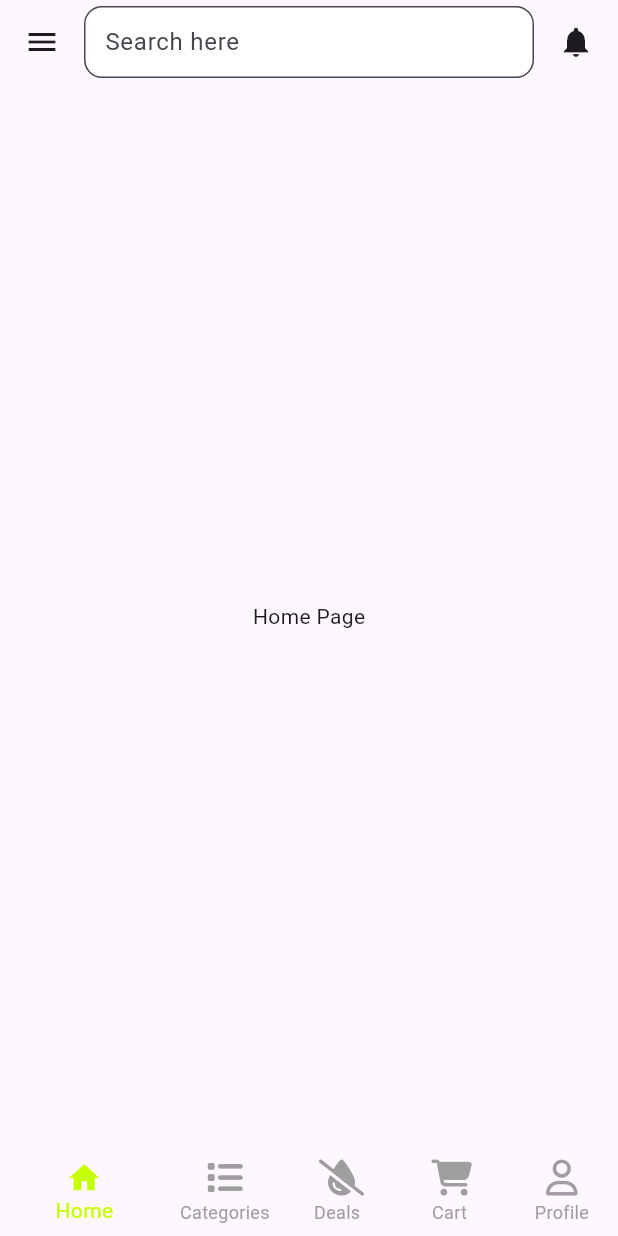
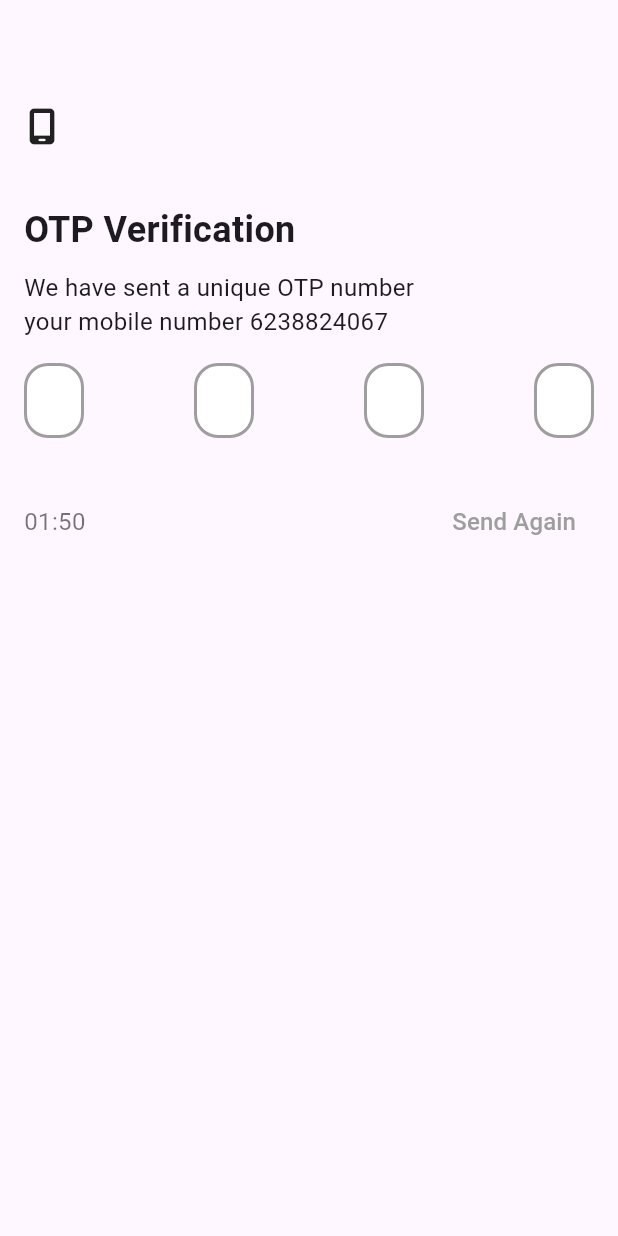
Before and after one commit to AbubakarSiddiquePA/dealsdrayclone, a Flutter app: the screen it shows after launch, on a phone screen of 412 x 824 dp. Run offline on Flutter 3.47's test engine with Material 3 defaults, Android fonts, the phone set to English and light mode, and no system bars; drawn by our look-alikes of pin_code_fields; our stand-ins replace font_awesome_flutter.

Commit message:
OTP verfication ui

```diff
--- /dev/null
+++ b/lib/auth/login/login_otp.dart
@@ -0,0 +1,134 @@
+import 'dart:async';
+
+import 'package:flutter/material.dart';
+import 'package:font_awesome_flutter/font_awesome_flutter.dart';
+import 'package:pin_code_fields/pin_code_fields.dart';
+
+class OTPVerification extends StatefulWidget {
+  const OTPVerification({super.key});
+
+  @override
+  State<OTPVerification> createState() => _OTPVerificationState();
+}
+
+class _OTPVerificationState extends State<OTPVerification> {
+  TextEditingController otpController = TextEditingController();
+  int _timerSeconds = 117; // 1 minute 57 seconds
+  late Timer _timer;
+
+  @override
+  void initState() {
+    super.initState();
+    _startTimer();
+  }
+
+  @override
+  void dispose() {
+    _timer.cancel();
+    otpController.dispose();
+    super.dispose();
+  }
+
+  void _startTimer() {
+    _timer = Timer.periodic(const Duration(seconds: 1), (timer) {
+      if (_timerSeconds > 0) {
+        setState(() {
+          _timerSeconds--;
+        });
+      } else {
+        timer.cancel();
+      }
+    });
+  }
+
+  @override
+  Widget build(BuildContext context) {
+    return SafeArea(
+      child: Scaffold(
+        appBar: AppBar(),
+        body: Padding(
+          padding: const EdgeInsets.all(16.0),
+          child: Column(
+            crossAxisAlignment: CrossAxisAlignment.start,
+            children: [
+              const Icon(FontAwesomeIcons.mobileScreen),
+              const SizedBox(
+                height: 40,
+              ),
+              const Column(
+                crossAxisAlignment: CrossAxisAlignment.start,
+                children: [
+                  Text(
+                    "OTP Verification",
+                    style: TextStyle(fontSize: 24, fontWeight: FontWeight.bold),
+                  ),
+                  SizedBox(
+                    height: 10,
+                  ),
+                  Text(
+                    "We have sent a unique OTP number\nyour mobile number 6238824067",
+                    style: TextStyle(fontSize: 16),
+                    textAlign: TextAlign.start, // Align text to start
+                  ),
+                ],
+              ),
+              const SizedBox(height: 16),
+              PinCodeTextField(
+                controller: otpController,
+                appContext: context,
+                length: 4,
+                keyboardType: TextInputType.number,
+                animationType: AnimationType.fade,
+                pinTheme: PinTheme(
+                  shape: PinCodeFieldShape.box,
+                  borderRadius: BorderRadius.circular(16),
+                  fieldHeight: 50,
+                  fieldWidth: 40,
+                  activeFillColor: Colors.white,
+                  selectedFillColor: Colors.white,
+                  inactiveFillColor: Colors.white,
+                  activeColor: Colors.blue,
+                  selectedColor: Colors.blue,
+                  inactiveColor: Colors.grey,
+                ),
+                animationDuration: const Duration(milliseconds: 300),
+                backgroundColor: Colors.transparent,
+                enableActiveFill: true,
+                onCompleted: (value) {
+                  // handle OTP completion
+                },
+                onChanged: (value) {},
+              ),
+              const SizedBox(height: 16),
+              Row(
+                mainAxisAlignment: MainAxisAlignment.spaceBetween,
+                children: [
+                  Text(
+                    "${(_timerSeconds ~/ 60).toString().padLeft(2, '0')}:${(_timerSeconds % 60).toString().padLeft(2, '0')}",
+                    style: const TextStyle(fontSize: 16, color: Colors.black54),
+                  ),
+                  const SizedBox(width: 10),
+                  TextButton(
+                    onPressed: _timerSeconds == 0
+                        ? () {
+                            // handle resend OTP
+                            _startTimer();
+                          }
+                        : null,
+                    child: Text(
+                      "Send Again",
+                      style: TextStyle(
+                        fontSize: 16,
+                        color: _timerSeconds == 0 ? Colors.blue : Colors.grey,
+                      ),
+                    ),
+                  ),
+                ],
+              ),
+            ],
+          ),
+        ),
+      ),
+    );
+  }
+}
--- a/lib/main.dart
+++ b/lib/main.dart
@@ -1,4 +1,4 @@
-import 'package:dealsdray/splash_screen/splash_screen.dart';
+import 'package:dealsdray/auth/login/login_otp.dart';
 import 'package:flutter/material.dart';
 
 void main() {
@@ -17,7 +17,8 @@ class MyApp extends StatelessWidget {
         colorScheme: ColorScheme.fromSeed(seedColor: Colors.deepPurple),
         useMaterial3: true,
       ),
-      home: const MyHomePage(title: 'Deals Dray'),
+      home: const OTPVerification(),
+      // home: const MyHomePage(title: 'Deals Dray'),
     );
   }
 }
```
Also changed, not shown: pubspec.yaml (+1 -6 lines), lib/auth/login/login_phone_email.dart (added), pubspec.lock.
